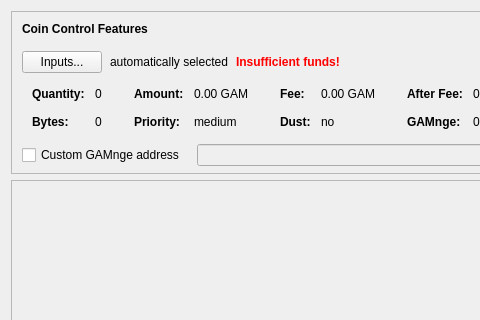
Before: the Qt Designer form src/qt/forms/sendcoinsdialog.ui in BlueZIC/gamba, drawn with Qt 5; both pictures show x 0 to 480 and y 0 to 320 of the 850 by 526 pixel window.
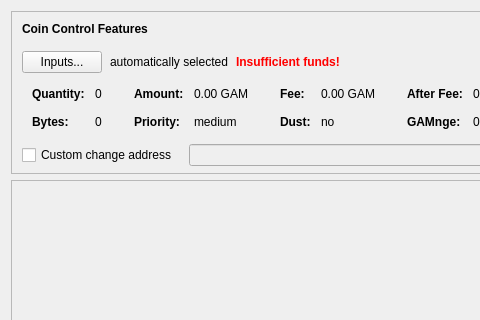
After: the same form once the commit is applied. Icons and pictures are not drawn. Custom widgets are drawn as their Qt base class.

Patch:
```diff
--- a/src/qt/forms/sendcoinsdialog.ui
+++ b/src/qt/forms/sendcoinsdialog.ui
@@ -547,7 +547,7 @@
              <string>If this is activated, but the GAMnge address is empty or invalid, GAMnge will be sent to a newly generated address.</string>
             </property>
             <property name="text">
-             <string>Custom GAMnge address</string>
+             <string>Custom change address</string>
             </property>
            </widget>
           </item>
```
Left out of the diff: 12 changed lines with no effect on the pictures.
